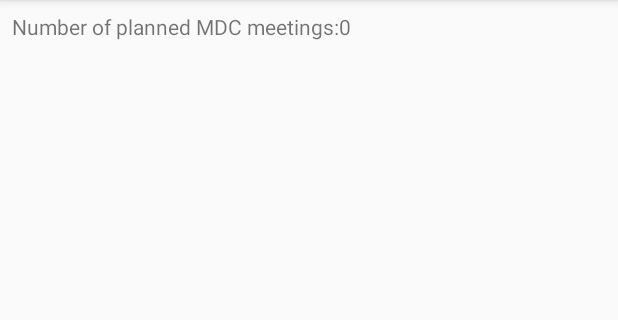
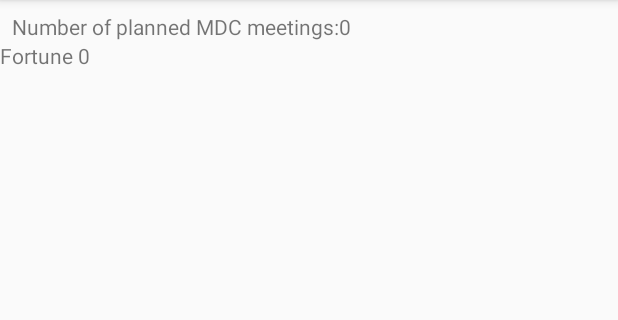
Before and after one commit to KSU-Mobile-Dev-Club/FortuneTeller, an Android app: the FortuneActivity screen opened directly, with no data from a screen before it, on a phone screen of 412 x 824 dp, the part 84-404 px from its top. Run offline under Robolectric (Android 15) with nearby library versions, the phone set to English and light mode, and no system bars.

Commit message:
Created textview to display fortunes and set its text to display the fortune at the meeting count index

```diff
--- a/app/src/main/java/com/example/laurel/fortuneteller/FortuneActivity.java
+++ b/app/src/main/java/com/example/laurel/fortuneteller/FortuneActivity.java
@@ -17,12 +17,19 @@ public class FortuneActivity extends AppCompatActivity {
         setContentView(R.layout.activity_fortune);
 
         setMeetingCountLabel();
+        setFortune();
     }
 
     private void setMeetingCountLabel() {
         meetingCount = getIntent().getIntExtra(MEETING_COUNT, 0);
         TextView label = findViewById(R.id.meetingCountLabel);
         label.setText(getResources().getString(R.string.meeting_count_label) + meetingCount);
+    }
+
+    private void setFortune()
+    {
+        TextView fortune = findViewById(R.id.fortune);
+        fortune.setText(getResources().getStringArray(R.array.fortunes)[meetingCount]);
     }
 
     public static Intent makeIntent(Context context, int meetingCount)
--- a/app/src/main/res/layout/activity_fortune.xml
+++ b/app/src/main/res/layout/activity_fortune.xml
@@ -15,4 +15,12 @@
         android:layout_marginTop="8dp"
         app:layout_constraintStart_toStartOf="parent"
         app:layout_constraintTop_toTopOf="parent" />
+
+    <TextView
+        android:id="@+id/fortune"
+        android:layout_width="wrap_content"
+        android:layout_height="wrap_content"
+        app:layout_constraintStart_toStartOf="parent"
+        app:layout_constraintTop_toBottomOf="@id/meetingCountLabel"/>
+
 </android.support.constraint.ConstraintLayout>
--- a/app/src/main/res/values/strings.xml
+++ b/app/src/main/res/values/strings.xml
@@ -11,4 +11,17 @@
     <string name="question4_meeting_attendance">How many MDC meeting are you planning on attending this Fall?</string>
     <string name="end_quiz">Tell My Fortune!</string>
     <string name="meeting_count_label">Number of planned MDC meetings: </string>
+    <string-array name="fortunes">
+        <item>Fortune 0</item>
+        <item>Fortune 1</item>
+        <item>Fortune 2</item>
+        <item>Fortune 3</item>
+        <item>Fortune 4</item>
+        <item>Fortune 5</item>
+        <item>Fortune 6</item>
+        <item>Fortune 7</item>
+        <item>Fortune 8</item>
+        <item>Fortune 9</item>
+        <item>Fortune 10</item>
+    </string-array>
 </resources>
```
